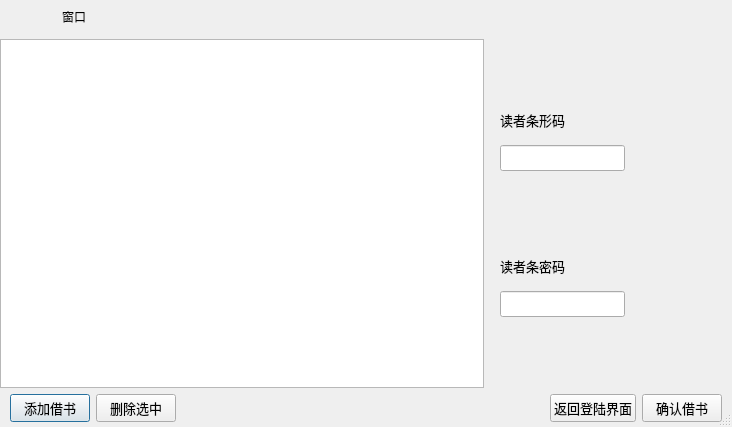
Above: LibraryManager/borrowdialog.ui from 821869798/LibraryManager before the change. Below: the same form after it.
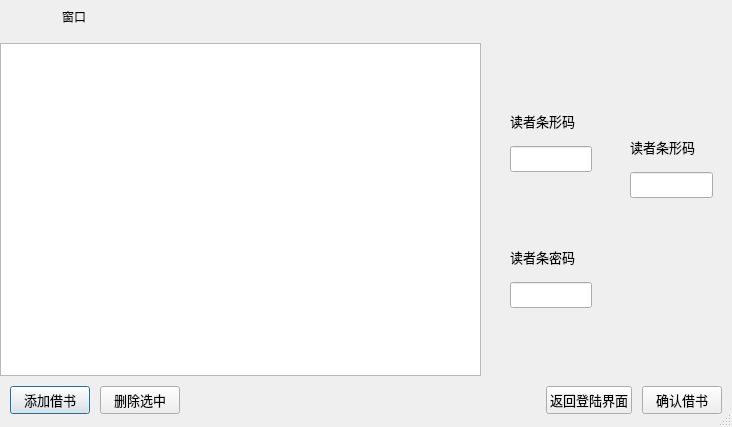
That is the form after the change.

The edit to the form file:
```diff
--- a/LibraryManager/borrowdialog.ui
+++ b/LibraryManager/borrowdialog.ui
@@ -16,7 +16,10 @@
   <property name="sizeGripEnabled">
    <bool>true</bool>
   </property>
-  <layout class="QVBoxLayout" name="verticalLayout_2">
+  <layout class="QVBoxLayout" name="verticalLayout_5">
+   <property name="spacing">
+    <number>10</number>
+   </property>
    <property name="leftMargin">
     <number>0</number>
    </property>
@@ -27,7 +30,7 @@
     <number>0</number>
    </property>
    <property name="bottomMargin">
-    <number>0</number>
+    <number>8</number>
    </property>
    <item>
     <widget class="QWidget" name="widget_title" native="true">
@@ -283,11 +286,19 @@
     </widget>
    </item>
    <item>
-    <layout class="QHBoxLayout" name="horizontalLayout_8" stretch="2,1">
+    <layout class="QHBoxLayout" name="horizontalLayout_11" stretch="2,1">
      <item>
       <widget class="QTableView" name="tv"/>
      </item>
      <item>
+      <layout class="QHBoxLayout" name="horizontalLayout_10">
+       <property name="spacing">
+        <number>0</number>
+       </property>
+       <item>
+        <widget class="QWidget" name="widget_borrow" native="true">
+         <layout class="QVBoxLayout" name="verticalLayout_4">
+          <item>
       <layout class="QVBoxLayout" name="verticalLayout">
        <property name="spacing">
         <number>15</number>
@@ -456,6 +467,129 @@
           </size>
          </property>
         </spacer>
+            </item>
+           </layout>
+          </item>
+         </layout>
+        </widget>
+       </item>
+       <item>
+        <widget class="QWidget" name="widget_return" native="true">
+         <layout class="QVBoxLayout" name="verticalLayout_3">
+          <item>
+           <layout class="QVBoxLayout" name="verticalLayout_2">
+            <property name="spacing">
+             <number>15</number>
+            </property>
+            <property name="leftMargin">
+             <number>10</number>
+            </property>
+            <property name="rightMargin">
+             <number>10</number>
+            </property>
+            <item>
+             <spacer name="verticalSpacer_4">
+              <property name="orientation">
+               <enum>Qt::Vertical</enum>
+              </property>
+              <property name="sizeHint" stdset="0">
+               <size>
+                <width>20</width>
+                <height>40</height>
+               </size>
+              </property>
+             </spacer>
+            </item>
+            <item>
+             <layout class="QHBoxLayout" name="horizontalLayout_8">
+              <item>
+               <widget class="QLabel" name="label_2">
+                <property name="font">
+                 <font>
+                  <family>微软雅黑</family>
+                  <pointsize>10</pointsize>
+                 </font>
+                </property>
+                <property name="text">
+                 <string>读者条形码</string>
+                </property>
+               </widget>
+              </item>
+              <item>
+               <spacer name="horizontalSpacer_6">
+                <property name="orientation">
+                 <enum>Qt::Horizontal</enum>
+                </property>
+                <property name="sizeHint" stdset="0">
+                 <size>
+                  <width>40</width>
+                  <height>20</height>
+                 </size>
+                </property>
+               </spacer>
+              </item>
+             </layout>
+            </item>
+            <item>
+             <layout class="QHBoxLayout" name="horizontalLayout_9">
+              <item>
+               <widget class="QLineEdit" name="le_barcode_return">
+                <property name="font">
+                 <font>
+                  <family>微软雅黑</family>
+                  <pointsize>10</pointsize>
+                 </font>
+                </property>
+                <property name="maxLength">
+                 <number>20</number>
+                </property>
+               </widget>
+              </item>
+              <item>
+               <spacer name="horizontalSpacer_7">
+                <property name="orientation">
+                 <enum>Qt::Horizontal</enum>
+                </property>
+                <property name="sizeHint" stdset="0">
+                 <size>
+                  <width>40</width>
+                  <height>20</height>
+                 </size>
+                </property>
+               </spacer>
+              </item>
+             </layout>
+            </item>
+            <item>
+             <spacer name="verticalSpacer_5">
+              <property name="orientation">
+               <enum>Qt::Vertical</enum>
+              </property>
+              <property name="sizeHint" stdset="0">
+               <size>
+                <width>20</width>
+                <height>40</height>
+               </size>
+              </property>
+             </spacer>
+            </item>
+            <item>
+             <spacer name="verticalSpacer_6">
+              <property name="orientation">
+               <enum>Qt::Vertical</enum>
+              </property>
+              <property name="sizeHint" stdset="0">
+               <size>
+                <width>20</width>
+                <height>40</height>
+               </size>
+              </property>
+             </spacer>
+            </item>
+           </layout>
+          </item>
+         </layout>
+        </widget>
        </item>
       </layout>
      </item>
```
Lines whose indentation alone changed are shown as unchanged.
